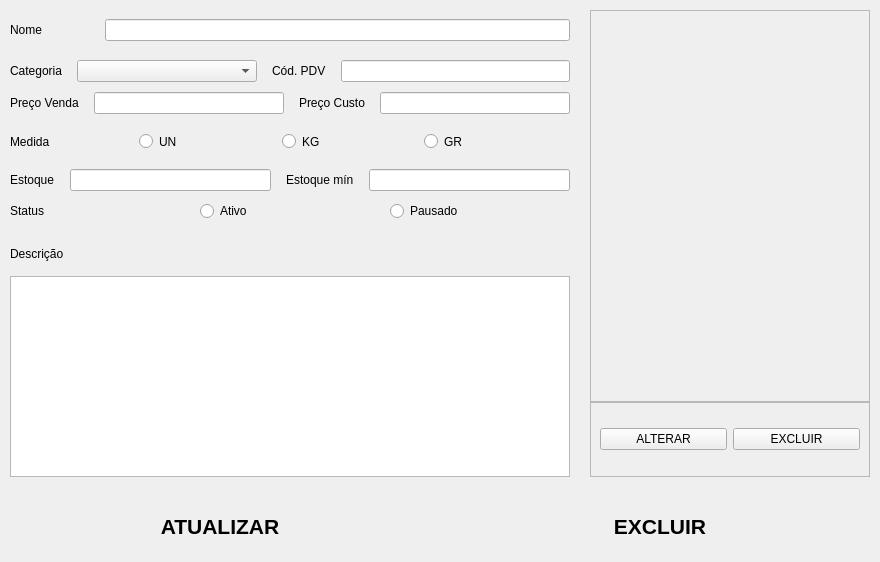
Before: the Qt Designer form desktop/windows/form_products/data_produto.ui in hnmcano/unique, drawn with Qt 5.
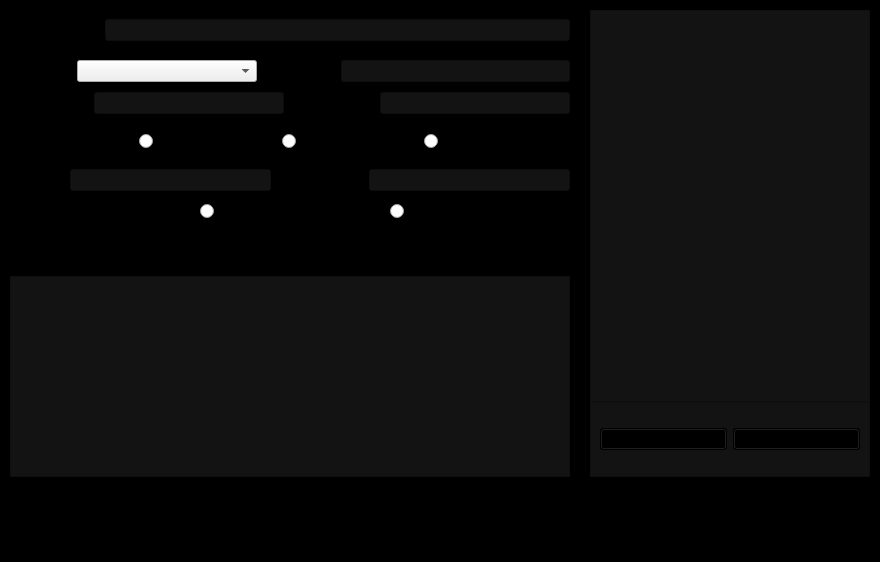
After: the same form once the commit is applied. Icons and pictures are not drawn.

Patch:
```diff
--- a/desktop/windows/form_products/data_produto.ui
+++ b/desktop/windows/form_products/data_produto.ui
@@ -26,7 +26,43 @@
    <string>PRODUTOS</string>
   </property>
   <property name="styleSheet">
-   <string notr="true"/>
+   <string notr="true">#centralwidget{
+	background-color: black;
+}
+
+#centralwidget QLineEdit{
+	background-color: #131314;
+}
+
+#centralwidget QPlainTextEdit{
+
+	background-color: #131314;
+	
+}
+
+#centralwidget #frame{
+	background-color: #131314;
+}
+
+
+#centralwidget #frame QPushButton{
+	background-color: black;
+}
+
+#centralwidget #frame QPushButton:hover{
+	background-color: #3c3c3c;
+}
+
+
+#centralwidget #frame_2{
+	background-color: #131314;
+}
+
+#centralwidget #image_label{
+	background-color: #131314;
+}
+
+</string>
   </property>
   <widget class="QWidget" name="centralwidget">
    <property name="styleSheet">
```
Left out of the diff: 2 changed lines with no effect on the pictures.
